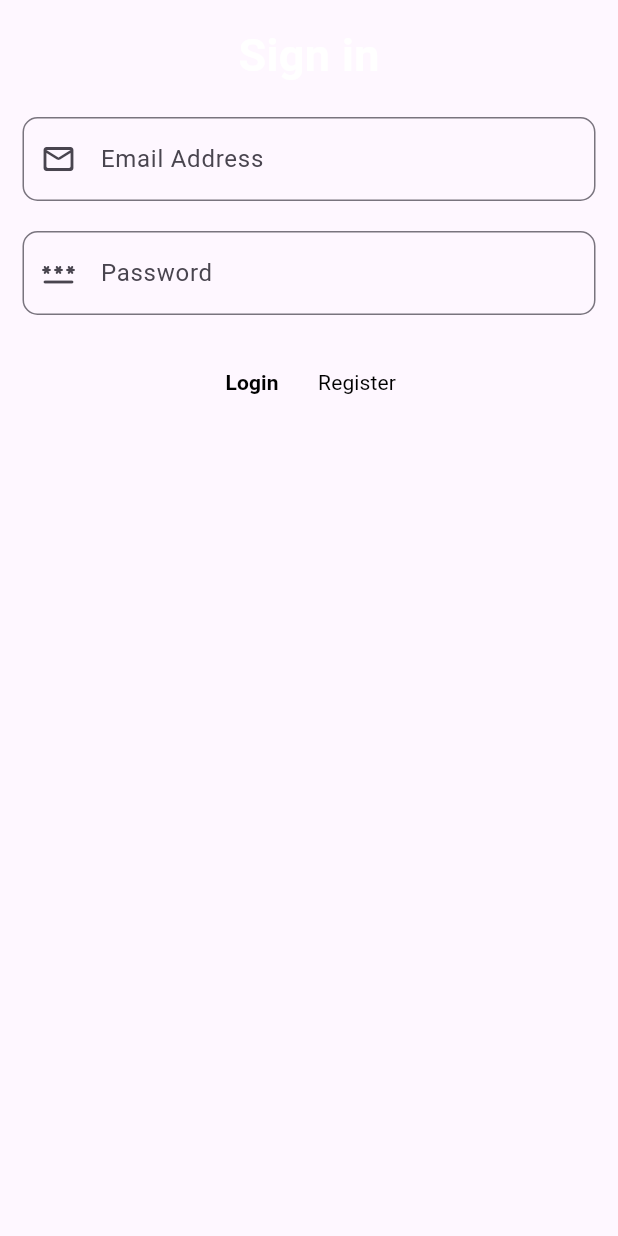
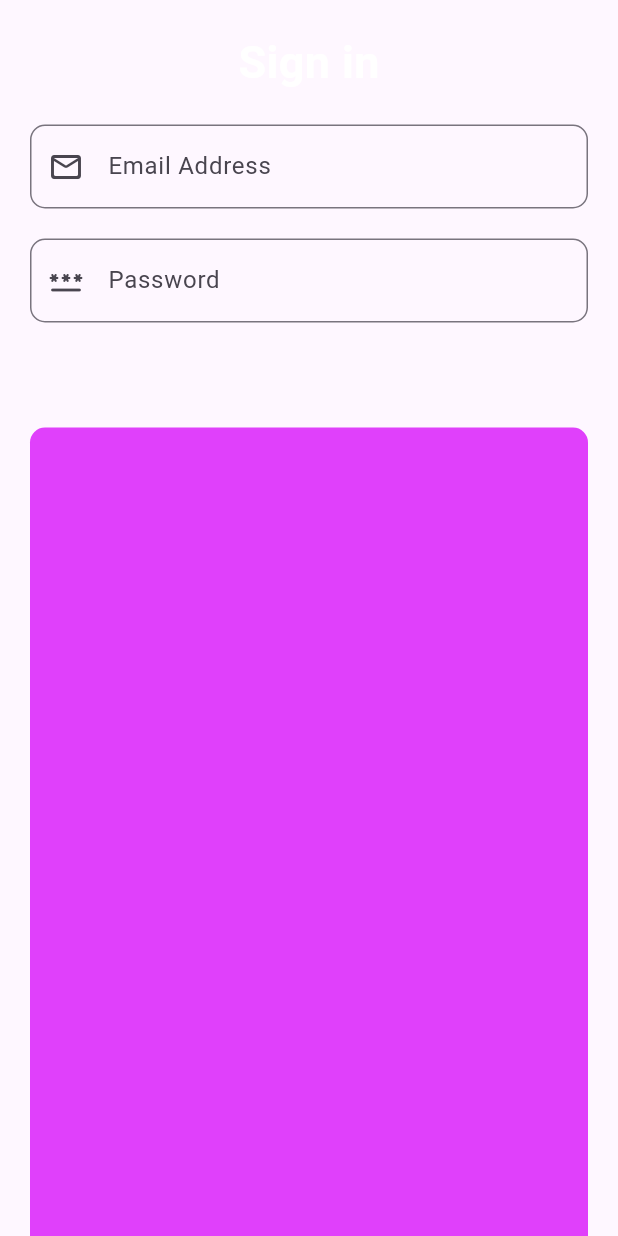
Before and after one commit to AiswaryaAjayakumar/bridal_app_project, a Flutter app: the screen it shows after launch, on a phone screen of 412 x 824 dp. Run offline on Flutter 3.47's test engine with Material 3 defaults, Android fonts, the phone set to English and light mode, and no system bars.

Commit message:
add chages

```diff
--- a/lib/view/sign_page/sign_page_screen.dart
+++ b/lib/view/sign_page/sign_page_screen.dart
@@ -1,4 +1,4 @@
-// ignore_for_file: prefer_const_constructors, prefer_const_literals_to_create_immutables
+// ignore_for_file: prefer_const_constructors, prefer_const_literals_to_create_immutables, sized_box_for_whitespace
 
 import 'dart:ui';
 
@@ -35,7 +35,7 @@ class _SignPageScreenState extends State<SignPageScreen> {
               ),
             ),
             Padding(
-              padding: const EdgeInsets.all(15),
+              padding: const EdgeInsets.all(20),
               child: Column(
                 mainAxisAlignment: MainAxisAlignment.center,
                 children: [
@@ -73,36 +73,14 @@ class _SignPageScreenState extends State<SignPageScreen> {
                   ),
                   SizedBox(
                     height: 50,
-                    child: Row(
-                      mainAxisAlignment: MainAxisAlignment.center,
-                      children: [
-                        TextButton(
-                          onPressed: () {},
-                          child: Text(
-                            "Login",
-                            style: TextStyle(
-                              fontWeight: FontWeight.bold,
-                              color: StartingPageColor.customBlack,
-                            ),
-                          ),
-                        ),
-
-                        // SizedBox(
-                        //   width: 10,
-                        // ),
-                        TextButton(
-                          onPressed: () {},
-                          child: Text(
-                            "Register",
-                            style: TextStyle(
-                              fontWeight: FontWeight.w400,
-                              color: StartingPageColor.customBlack,
-                            ),
-                          ),
-                        )
-                      ],
-                    ),
                   ),
+                  Container(
+                    height: MediaQuery.sizeOf(context).height,
+                    //width: MediaQuery.sizeOf(context).width,
+                    decoration: BoxDecoration(
+                        borderRadius: BorderRadius.circular(10),
+                        color: Colors.purpleAccent),
+                  )
                 ],
               ),
             ),
```
